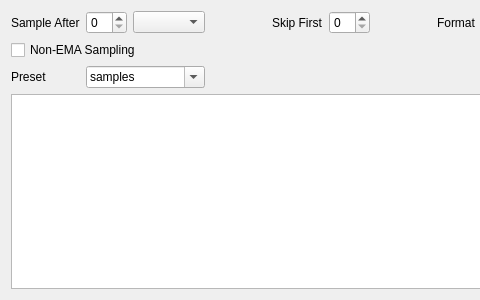
The window that modules/ui/views/tabs/sampling.ui (HashakGik/OneTrainer-QT6) describes before a commit, drawn with Qt 5; both pictures show x 0 to 480 and y 0 to 300 of the 828 by 300 pixel window.
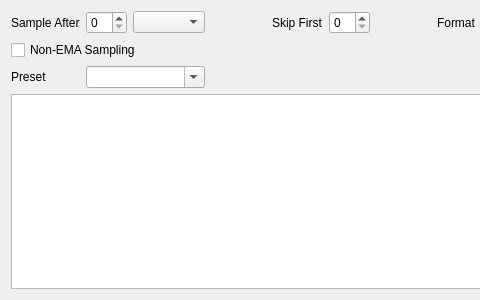
The same window after the commit.

Commit message: Implemented additional embeddings and training samples.

```diff
--- a/modules/ui/views/tabs/sampling.ui
+++ b/modules/ui/views/tabs/sampling.ui
@@ -167,13 +167,8 @@
       <bool>true</bool>
      </property>
      <property name="currentText">
-      <string>samples</string>
+      <string/>
      </property>
-     <item>
-      <property name="text">
-       <string>samples</string>
-      </property>
-     </item>
     </widget>
    </item>
   </layout>
```
The commit also changes 59 other files.
